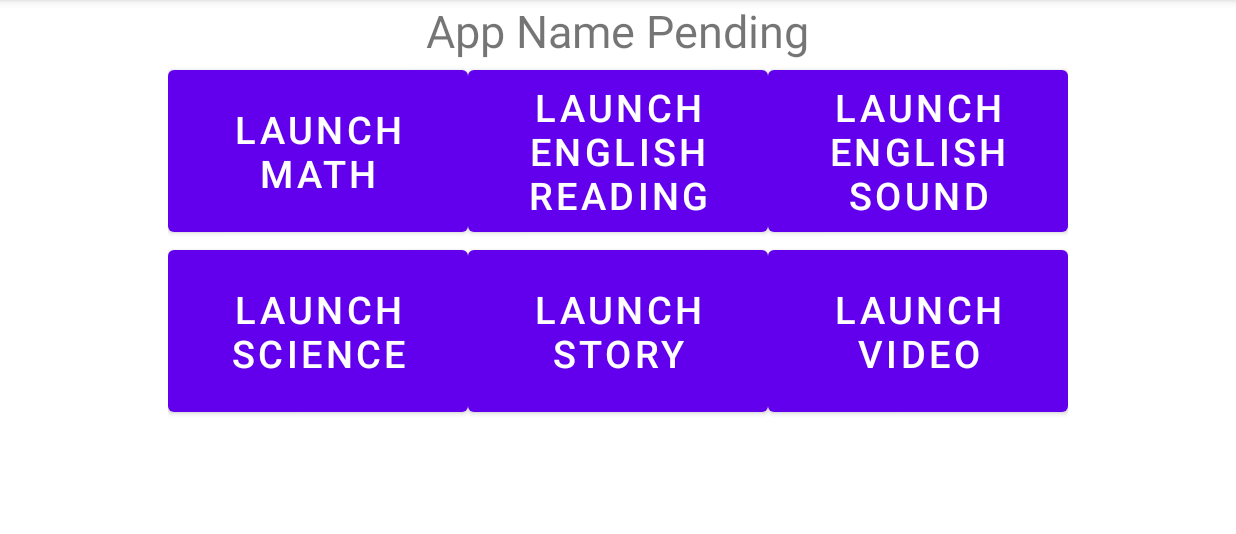
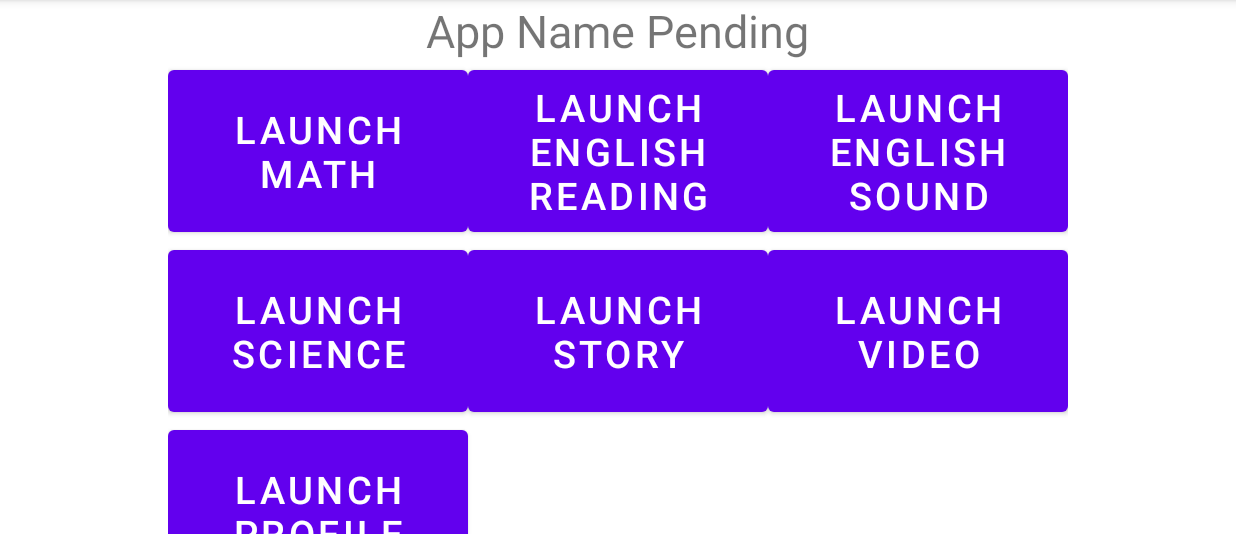
Before and after one commit to JackyFWong/codegeeks, an Android app: the screen it shows after launch (MainActivity), on a phone screen of 824 x 412 dp (held sideways), the part 84-618 px from its top. Run offline under Robolectric (Android 15) with nearby library versions, the phone set to English and light mode, and no system bars.

Commit message:
added profile

```diff
--- a/KidsApp/app/src/main/java/com/example/kidsapp/MainActivity.java
+++ b/KidsApp/app/src/main/java/com/example/kidsapp/MainActivity.java
@@ -45,4 +45,9 @@ public class MainActivity extends AppCompatActivity {
         Intent intent = new Intent(this, VideoActivity.class);
         startActivity(intent);
     }
+
+    public void onProfileClick(View view) {
+        Intent intent = new Intent(this, VideoActivity.class);
+        startActivity(intent);
+    }
 }
--- a/KidsApp/app/src/main/res/layout/activity_main.xml
+++ b/KidsApp/app/src/main/res/layout/activity_main.xml
@@ -68,6 +68,14 @@
         android:textSize="25sp"
         android:onClick="onVideoClick"
         android:text="@string/launch_video" />
+    <Button
+        android:layout_columnSpan="1"
+        android:id="@+id/button_launch_profile"
+        android:layout_width="200dp"
+        android:layout_height="120dp"
+        android:textSize="25sp"
+        android:onClick="onProfileClick"
+        android:text="@string/launch_profile" />
 
 
 
--- a/KidsApp/app/src/main/res/values/strings.xml
+++ b/KidsApp/app/src/main/res/values/strings.xml
@@ -7,4 +7,5 @@
     <string name="launch_story">Launch Story</string>
     <string name="launch_video">Launch Video</string>
     <string name="app_name_pending">App Name Pending</string>
+    <string name="launch_profile">Launch Profile</string>
 </resources>
```
Also changed, not shown: KidsApp/app/src/main/AndroidManifest.xml (+15 -7 lines), KidsApp/app/src/main/java/com/example/kidsapp/ProfileActivity.java (added, +14 -0 lines), KidsApp/app/src/main/res/layout/activity_profile.xml (added, +9 -0 lines).
